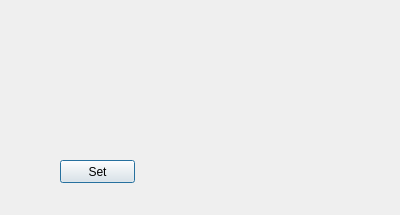
Before: the Qt Designer form Sprint 4/set_semester/set.ui in SDSMT-CSC464-F15/dancesoft, drawn with Qt 5.
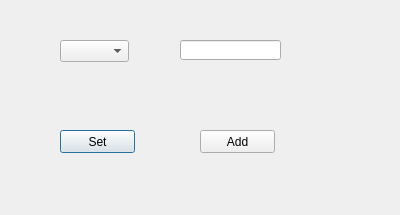
After: the same form once the commit is applied.

The edit to the form file:
```diff
--- a/Sprint 4/set_semester/set.ui
+++ b/Sprint 4/set_semester/set.ui
@@ -17,7 +17,7 @@
    <property name="geometry">
     <rect>
      <x>60</x>
-     <y>160</y>
+     <y>130</y>
      <width>75</width>
      <height>23</height>
     </rect>
@@ -26,6 +26,39 @@
     <string>Set</string>
    </property>
   </widget>
+  <widget class="QComboBox" name="Semester_comboBox">
+   <property name="geometry">
+    <rect>
+     <x>60</x>
+     <y>40</y>
+     <width>69</width>
+     <height>22</height>
+    </rect>
+   </property>
+  </widget>
+  <widget class="QLineEdit" name="Semester_lineEdit">
+   <property name="geometry">
+    <rect>
+     <x>180</x>
+     <y>40</y>
+     <width>101</width>
+     <height>20</height>
+    </rect>
+   </property>
+  </widget>
+  <widget class="QPushButton" name="Add_btn">
+   <property name="geometry">
+    <rect>
+     <x>200</x>
+     <y>130</y>
+     <width>75</width>
+     <height>23</height>
+    </rect>
+   </property>
+   <property name="text">
+    <string>Add</string>
+   </property>
+  </widget>
  </widget>
  <resources/>
  <connections/>
```
Left out of the diff: 6 changed lines with no effect on the pictures.
